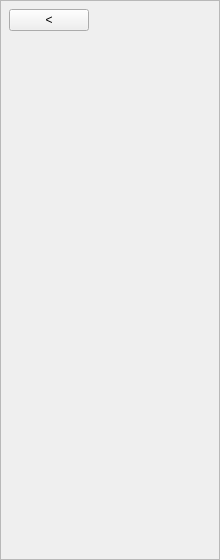
Above: SourceCode/Revelation/RevelationLeftSidebar.ui from rhzxg/Revelation before the change. Below: the same form after it.
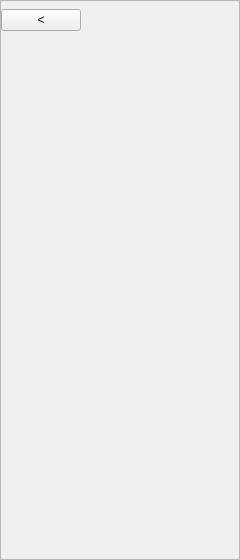
That is the form after the change.

Diff of the .ui file:
```diff
--- a/SourceCode/Revelation/RevelationLeftSidebar.ui
+++ b/SourceCode/Revelation/RevelationLeftSidebar.ui
@@ -6,7 +6,7 @@
    <rect>
     <x>0</x>
     <y>0</y>
-    <width>220</width>
+    <width>240</width>
     <height>560</height>
    </rect>
   </property>
@@ -36,7 +36,7 @@
      </property>
      <layout class="QGridLayout" name="gridLayout_2" columnstretch="0,0">
       <property name="leftMargin">
-       <number>8</number>
+       <number>0</number>
       </property>
       <property name="topMargin">
        <number>8</number>
```
